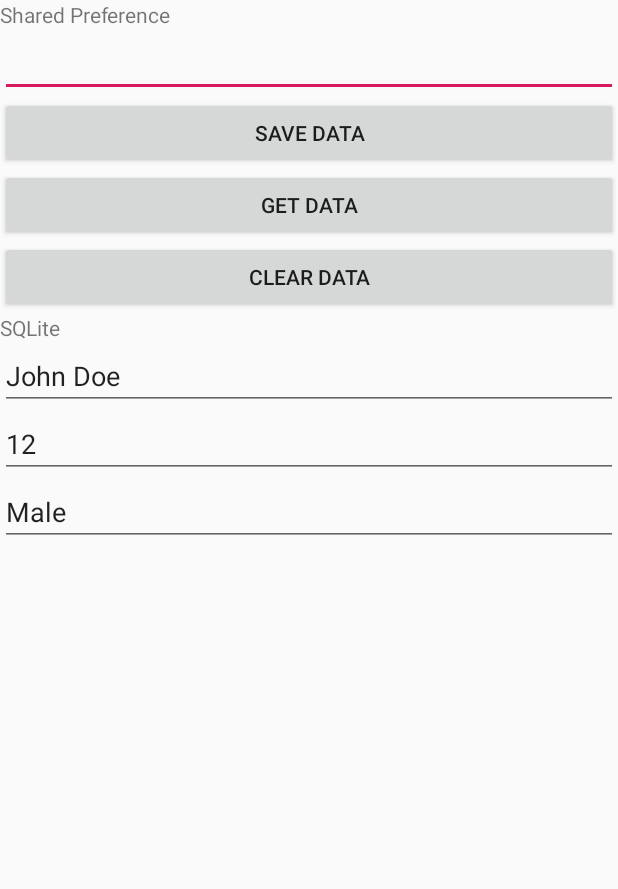
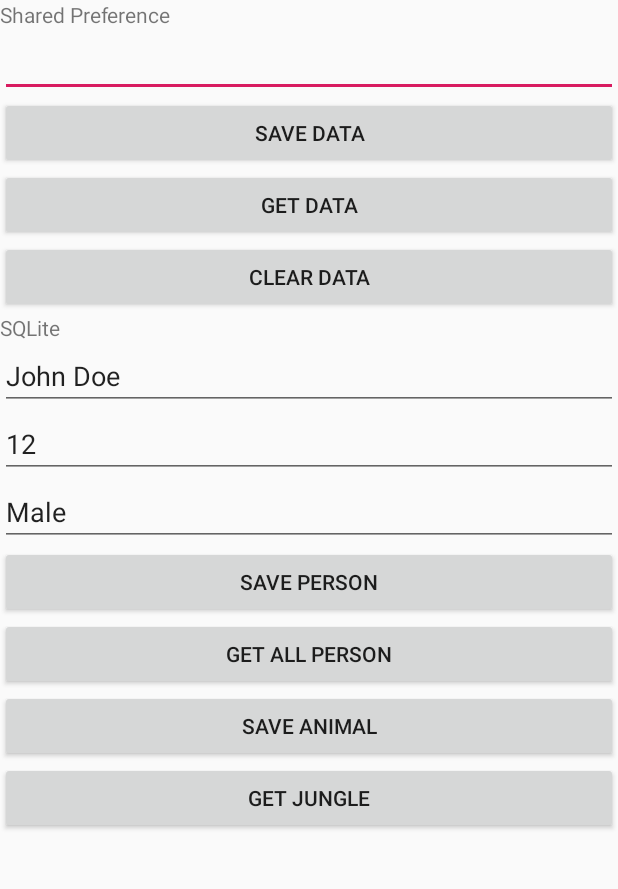
Before and after one commit to DroidSingh89/Training_4_29, an Android app: the ContainerActivity screen opened directly, with no data from a screen before it, in the side drawer, after a tap on "Data Storage", on a phone screen of 412 x 824 dp, the part 84-973 px from its top. Run offline under Robolectric (Android 15) with nearby library versions, the phone set to English and light mode, and no system bars; our stand-ins replace Room's generated code.

Commit message:
complete sqlite and add room

```diff
--- a/app/src/main/java/com/example/training_4_29/activity/IntentsActivity.kt
+++ b/app/src/main/java/com/example/training_4_29/activity/IntentsActivity.kt
@@ -8,8 +8,8 @@ import android.widget.EditText
 import android.widget.Toast
 import com.example.training_4_29.BaseActivity
 import com.example.training_4_29.R
-import com.example.training_4_29.kotlinReview.Animal
-import com.example.training_4_29.kotlinReview.Person
+import com.example.training_4_29.model.entities.Animal
+import com.example.training_4_29.model.entities.Person
 
 class IntentsActivity : BaseActivity() {
 
--- a/app/src/main/java/com/example/training_4_29/activity/LayoutActivity.kt
+++ b/app/src/main/java/com/example/training_4_29/activity/LayoutActivity.kt
@@ -10,8 +10,9 @@ import android.view.View
 import android.widget.*
 import com.example.training_4_29.BaseActivity
 import com.example.training_4_29.R
-import com.example.training_4_29.kotlinReview.Animal
-import com.example.training_4_29.kotlinReview.Person
+import com.example.training_4_29.model.entities.Animal
+import com.example.training_4_29.model.entities.Person
+
 
 class LayoutActivity : BaseActivity() {
 
--- a/app/src/main/java/com/example/training_4_29/activity/StorageActivity.kt
+++ b/app/src/main/java/com/example/training_4_29/activity/StorageActivity.kt
@@ -3,19 +3,33 @@ package com.example.training_4_29.activity
 import android.content.Context
 import android.content.SharedPreferences
 import android.os.Bundle
+import android.view.View
 import com.example.training_4_29.BaseActivity
 import com.example.training_4_29.R
+import com.example.training_4_29.adapter.PersonListAdapter
+import com.example.training_4_29.model.data.room.AnimalRepository
+import com.example.training_4_29.model.data.sqlite.PersonContract
+import com.example.training_4_29.model.data.sqlite.PersonDatabase
+import com.example.training_4_29.model.entities.Animal
+import com.example.training_4_29.model.entities.Person
 import com.example.training_4_29.utils.toast
 import kotlinx.android.synthetic.main.activity_storage.*
+import kotlinx.android.synthetic.main.person_layout.*
 
-class StorageActivity : BaseActivity() {
+class StorageActivity : BaseActivity(), View.OnClickListener {
+
+    lateinit var animalRepository: AnimalRepository
 
     override fun onCreate(savedInstanceState: Bundle?) {
         super.onCreate(savedInstanceState)
         setContentView(R.layout.activity_storage)
 
-        val sharedPref : SharedPreferences = getSharedPreferences("MySharedPref", Context.MODE_PRIVATE)
-        val editor : SharedPreferences.Editor = sharedPref.edit()
+
+        animalRepository = AnimalRepository(applicationContext)
+
+//        setting up shared preferences
+        val sharedPref: SharedPreferences = getSharedPreferences("MySharedPref", Context.MODE_PRIVATE)
+        val editor: SharedPreferences.Editor = sharedPref.edit()
 
         btnSaveData.setOnClickListener {
             editor.putString("value", etSharedPref.text.toString())
@@ -31,5 +45,56 @@ class StorageActivity : BaseActivity() {
             toast("Cleared")
         }
 
+//        setting up PersonDatabase using SQLite
+        val personDatabase: PersonDatabase =
+            PersonDatabase(
+                this
+                ,
+                PersonContract.DATABASE_NAME,
+                PersonContract.VERSION_NUMBER
+            )
+
+        val adapter = PersonListAdapter(applicationContext, R.layout.list_item_person, mutableListOf())
+        lvPersonList.adapter = adapter
+
+        btnSavePerson.setOnClickListener {
+            val rowId = personDatabase.savePerson(
+                Person(
+                    etPersonName.text.toString(),
+                    etPersonAge.text.toString().toInt(),
+                    etPersonGender.text.toString()
+                )
+            )
+            toast("Saved on row: $rowId")
+
+            //clear the edittext
+            etPersonAge.text.clear()
+        }
+
+        btnGetAllPerson.setOnClickListener {
+
+            adapter.updatePersonList(personDatabase.getAllPerson())
+
+        }
+
+
+//      setting up listeners for room database
+        btnSaveAnimal.setOnClickListener(this)
+        btnGetJungle.setOnClickListener(this)
+
+
+    }
+
+    override fun onClick(view: View?) {
+
+        when (view?.id) {
+            R.id.btnSaveAnimal -> animalRepository.saveAnimal(Animal())
+            R.id.btnGetJungle -> animalRepository.getJungle { list -> runOnUiThread { printList(list) } }
+
+        }
+    }
+
+    private fun printList(list: List<Animal>) {
+        list.forEach { toast(it.toString()) }
     }
 }
--- a/app/src/main/java/com/example/training_4_29/adapter/AnimalListAdapter.kt
+++ b/app/src/main/java/com/example/training_4_29/adapter/AnimalListAdapter.kt
@@ -3,13 +3,11 @@ package com.example.training_4_29.adapter
 import android.content.ContentValues.TAG
 import android.support.v7.widget.RecyclerView
 import android.util.Log
-import android.view.LayoutInflater
 import android.view.View
 import android.view.ViewGroup
 import android.widget.TextView
-import android.widget.VideoView
 import com.example.training_4_29.R
-import com.example.training_4_29.kotlinReview.Animal
+import com.example.training_4_29.model.entities.Animal
 import com.example.training_4_29.utils.inflate
 
 class AnimalListAdapter(val animalList: List<Animal>) : RecyclerView.Adapter<AnimalListAdapter.ViewHolder>() {
--- a/app/src/main/java/com/example/training_4_29/adapter/PersonListAdapter.kt
+++ b/app/src/main/java/com/example/training_4_29/adapter/PersonListAdapter.kt
@@ -8,9 +8,9 @@ import android.view.ViewGroup
 import android.widget.ArrayAdapter
 import android.widget.TextView
 import com.example.training_4_29.R
-import com.example.training_4_29.kotlinReview.Person
+import com.example.training_4_29.model.entities.Person
 
-class PersonListAdapter(context: Context, val resource: Int, val personList: List<Person>): ArrayAdapter<Person>(context, resource, personList) {
+class PersonListAdapter(context: Context, val resource: Int, val personList: MutableList<Person>): ArrayAdapter<Person>(context, resource, personList) {
 
     @SuppressLint("ViewHolder")
     override fun getView(position: Int, convertView: View?, parent: ViewGroup): View {
@@ -32,5 +32,10 @@ class PersonListAdapter(context: Context, val resource: Int, val personList: Lis
         return view
     }
 
+    fun updatePersonList(personList: List<Person>){
+        this.personList.clear()
+        this.personList.addAll(personList)
+        notifyDataSetChanged()
+    }
 
 }
--- a/app/src/main/java/com/example/training_4_29/kotlinReview/Classes.kt
+++ b/app/src/main/java/com/example/training_4_29/kotlinReview/Classes.kt
@@ -1,8 +1,7 @@
 package com.example.training_4_29.kotlinReview
 
-import android.os.Parcel
-import android.os.Parcelable
-import java.io.Serializable
+import com.example.training_4_29.model.entities.Animal
+import com.example.training_4_29.model.entities.Person
 
 
 fun main() {
@@ -25,61 +24,6 @@ fun main() {
 }
 
 
-open class Person(name: String = "John", age: Int=30, gender: String = "Female"): Serializable {
-    var age: Int = age
-    var name: String = name
-    //    get() = "Name:$field"
-    var gender: String? = null
-
-    init {
-        this.gender = gender
-    }
-
-    fun incrementAge() = age++
-    override fun toString(): String {
-        return "Person(age=$age, name='$name', gender=$gender)"
-    }
 
 
-}
-
-data class Animal(val type: String, val weight: Int, val gender: String) : Parcelable{
-
-    val safeType: String
-        get() = "Type:$type"
-
-    constructor(parcel: Parcel) : this(
-        parcel.readString(),
-        parcel.readInt(),
-        parcel.readString()
-    )
-
-    override fun toString(): String {
-        return "MyAnimalFormat=(Type=$type, Weight=$weight, Gender=$gender)"
-    }
-
-    fun checkType(): String = if (type == "Cat") "Is a cat" else "Is not a cat"
-
-    override fun writeToParcel(parcel: Parcel, flags: Int) {
-        parcel.writeString(type)
-        parcel.writeInt(weight)
-        parcel.writeString(gender)
-    }
-
-    override fun describeContents(): Int {
-        return 0
-    }
-
-    companion object CREATOR : Parcelable.Creator<Animal> {
-        override fun createFromParcel(parcel: Parcel): Animal {
-            return Animal(parcel)
-        }
-
-        override fun newArray(size: Int): Array<Animal?> {
-            return arrayOfNulls(size)
-        }
-    }
-
-}
-
 class AndroidDeveloper(val company: String, name: String) : Person(name = name)
--- a/app/src/main/java/com/example/training_4_29/kotlinReview/ScopingFunctions.kt
+++ b/app/src/main/java/com/example/training_4_29/kotlinReview/ScopingFunctions.kt
@@ -1,4 +1,6 @@
 package com.example.training_4_29.kotlinReview
+
+import com.example.training_4_29.model.entities.Person
 
 
 //also: return object
--- /dev/null
+++ b/app/src/main/java/com/example/training_4_29/model/data/room/AnimalDatabase.kt
@@ -0,0 +1,10 @@
+package com.example.training_4_29.model.data.room
+
+import android.arch.persistence.room.Database
+import android.arch.persistence.room.RoomDatabase
+import com.example.training_4_29.model.entities.Animal
+
+@Database(entities = arrayOf(Animal::class), version = 1)
+abstract class AnimalDatabase: RoomDatabase(){
+    abstract fun animalDao(): AnimalDao
+}
--- /dev/null
+++ b/app/src/main/java/com/example/training_4_29/model/data/room/AnimalRepository.kt
@@ -0,0 +1,32 @@
+package com.example.training_4_29.model.data.room
+
+import android.arch.persistence.room.Room
+import android.content.ContentValues.TAG
+import android.content.Context
+import android.util.Log
+import com.example.training_4_29.model.entities.Animal
+
+class AnimalRepository(applicationContext: Context) {
+
+    val db = Room.databaseBuilder(
+        applicationContext,
+        AnimalDatabase::class.java, "animal.db"
+    ).build()
+
+    fun saveAnimal(animal: Animal) {
+        Thread {
+            Log.d(TAG, "saveAnimal: ${animal.toString()}")
+            db.animalDao().saveAnimal(animal)
+        }.start()
+
+    }
+
+    fun getJungle(callback: (List<Animal>)-> Unit){
+        Thread{
+            val list = db.animalDao().getJungle()
+            Log.d(TAG, "getJungle: $list")
+            callback.invoke(list)
+        }.start()
+    }
+
+}
--- /dev/null
+++ b/app/src/main/java/com/example/training_4_29/model/entities/Entity.kt
@@ -0,0 +1,75 @@
+package com.example.training_4_29.model.entities
+
+import android.arch.persistence.room.ColumnInfo
+import android.arch.persistence.room.Entity
+import android.arch.persistence.room.PrimaryKey
+import android.os.Parcel
+import android.os.Parcelable
+import java.io.Serializable
+
+open class Person(name: String = "John", age: Int=30, gender: String = "Female"): Serializable {
+    var age: Int = age
+    var name: String = name
+    //    get() = "Name:$field"
+    var gender: String? = null
+
+    init {
+        this.gender = gender
+    }
+
+    fun incrementAge() = age++
+    override fun toString(): String {
+        return "Person(age=$age, name='$name', gender=$gender)"
+    }
+
+
+}
+
+
+//use the class for room
+@Entity(tableName = "animal")
+data class Animal(@ColumnInfo(name = "type") var type: String = "Cat",
+                  @ColumnInfo(name = "weight")var weight: Int = 50,
+                  @ColumnInfo(name = "gender")var gender: String = "Female") : Parcelable {
+
+
+    @PrimaryKey(autoGenerate = true)
+    var id: Long = 0
+
+
+    val safeType: String
+        get() = "Type:$type"
+
+    constructor(parcel: Parcel) : this(
+        parcel.readString(),
+        parcel.readInt(),
+        parcel.readString()
+    )
+
+    override fun toString(): String {
+        return "MyAnimalFormat=(Type=$type, Weight=$weight, Gender=$gender)"
+    }
+
+    fun checkType(): String = if (type == "Cat") "Is a cat" else "Is not a cat"
+
+    override fun writeToParcel(parcel: Parcel, flags: Int) {
+        parcel.writeString(type)
+        parcel.writeInt(weight)
+        parcel.writeString(gender)
+    }
+
+    override fun describeContents(): Int {
+        return 0
+    }
+
+    companion object CREATOR : Parcelable.Creator<Animal> {
+        override fun createFromParcel(parcel: Parcel): Animal {
+            return Animal(parcel)
+        }
+
+        override fun newArray(size: Int): Array<Animal?> {
+            return arrayOfNulls(size)
+        }
+    }
+
+}
--- a/app/src/main/java/com/example/training_4_29/model/entities/ModelGenerator.kt
+++ b/app/src/main/java/com/example/training_4_29/model/entities/ModelGenerator.kt
@@ -1,21 +1,19 @@
 package com.example.training_4_29.model.entities
 
-import com.example.training_4_29.kotlinReview.Animal
-import com.example.training_4_29.kotlinReview.Person
 
-
-fun personGenerator(size: Int): List<Person> {
+fun personGenerator(size: Int): MutableList<Person> {
 
     return (1..size)
         .map { Person(listOf("John", "Mark", "David", "Jake")[it % 4],
         it,
-        listOf("Male", "Female")[it % 2]) }
+        mutableListOf("Male", "Female")[it % 2]) }.toMutableList()
 }
 
-fun animalGenerator(size: Int): List<Animal> {
+fun animalGenerator(size: Int): MutableList<Animal> {
 
     return (1..size)
-        .map { Animal(listOf("Cat", "Tiger", "Snake", "Elephant", "Giraffe", "Monkey")[it % 6],
+        .map { Animal(
+            mutableListOf("Cat", "Tiger", "Snake", "Elephant", "Giraffe", "Monkey")[it % 6],
         it,
-        listOf("Male", "Female")[it % 2]) }
+        mutableListOf("Male", "Female")[it % 2]) }.toMutableList()
 }
--- a/app/src/main/res/layout/activity_storage.xml
+++ b/app/src/main/res/layout/activity_storage.xml
@@ -43,5 +43,35 @@
     <!--person layout-->
     <include layout="@layout/person_layout"/>
 
+    <Button
+            android:text="Save Person"
+            android:id="@+id/btnSavePerson"
+            android:layout_width="match_parent"
+            android:layout_height="wrap_content"/>
+    <Button
+            android:text="Get all person"
+            android:id="@+id/btnGetAllPerson"
+            android:layout_width="match_parent"
+            android:layout_height="wrap_content"/>
+
+    <ListView
+            android:id="@+id/lvPersonList"
+            android:layout_width="match_parent"
+            android:layout_height="wrap_content"/>
+
+
+    <!--Room-->
+
+    <Button
+            android:id="@+id/btnSaveAnimal"
+            android:text="Save Animal"
+            android:layout_width="match_parent"
+            android:layout_height="wrap_content"/>
+
+    <Button
+            android:id="@+id/btnGetJungle"
+            android:text="Get Jungle"
+            android:layout_width="match_parent"
+            android:layout_height="wrap_content"/>
 
 </LinearLayout>
```
Also changed, not shown: app/build.gradle (+8 -2 lines), app/src/main/java/com/example/training_4_29/Test.kt (added, +30 -0 lines), app/src/main/java/com/example/training_4_29/model/data/PersonContract.kt (deleted, +0 -29 lines), app/src/main/java/com/example/training_4_29/model/data/room/AnimalDao.kt (added, +17 -0 lines), app/src/main/java/com/example/training_4_29/model/data/sqlite/PersonContract.kt (added, +32 -0 lines), app/src/main/java/com/example/training_4_29/model/data/sqlite/PersonDatabase.kt (renamed from app/src/main/java/com/example/training_4_29/model/data/PersonDatabase.kt, +5 -4 lines).
